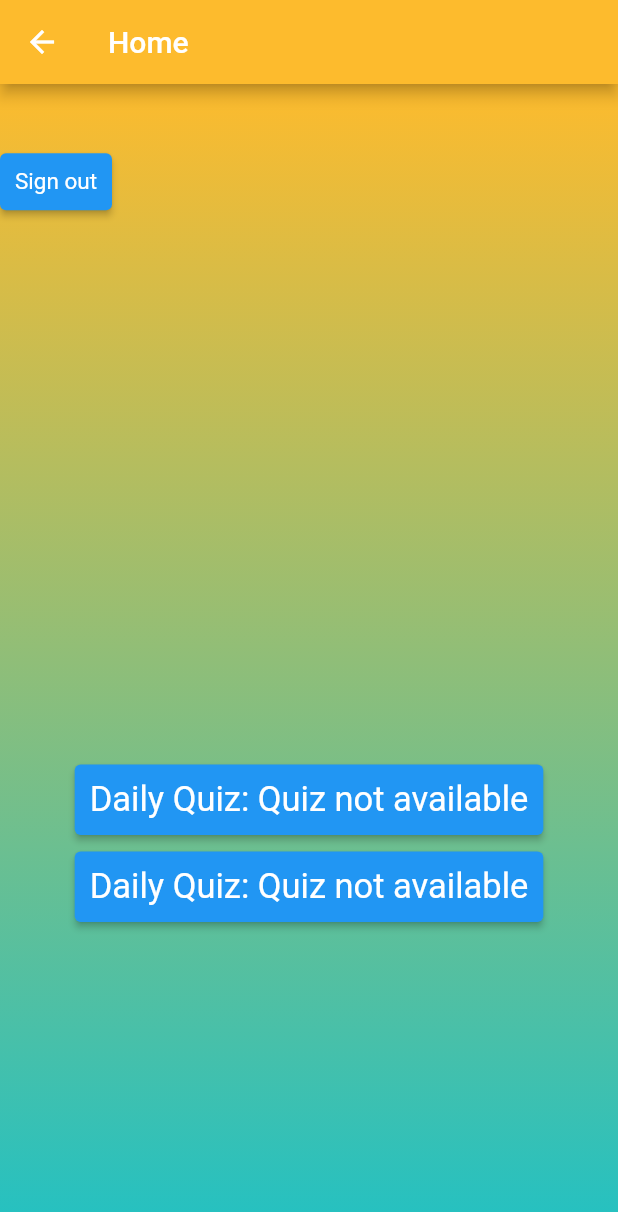
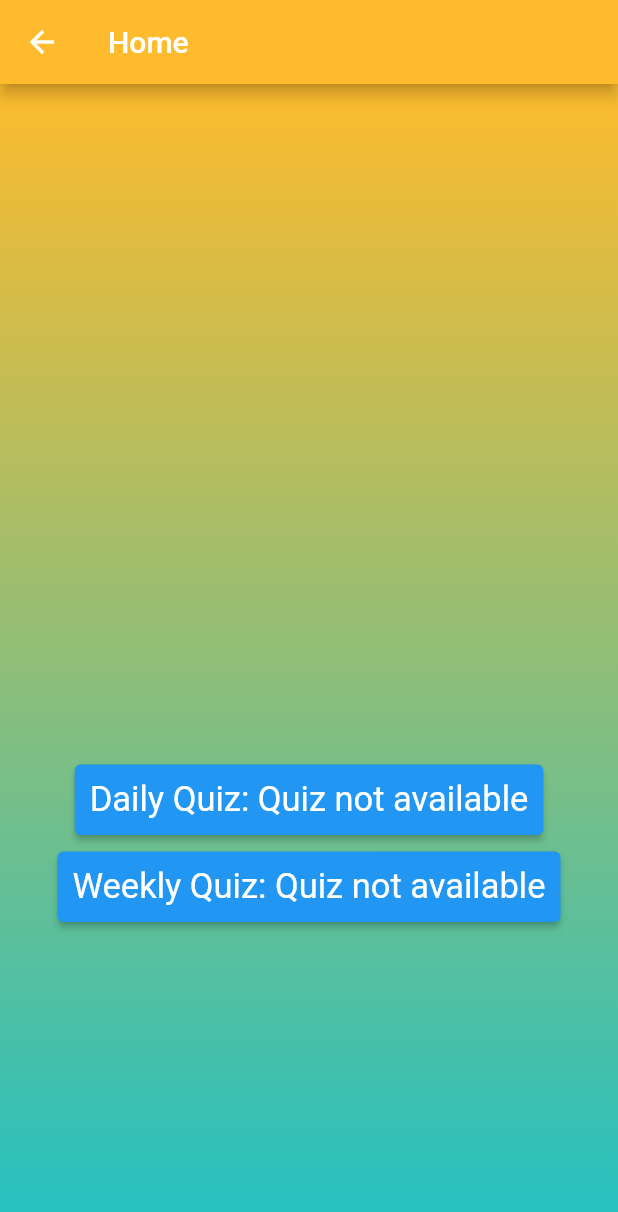
Before and after one commit to Kathurjan/elosystem, a Flutter app: the QuizSelection screen opened directly, on a phone screen of 412 x 824 dp. Shown: the top 1212 px of the screen. Run offline on Flutter 3.47's test engine with Material 2 defaults, Android fonts, the light colour scheme and no system bars; our stand-ins replace cloud_firestore, firebase_auth, firebase_core, firebase_storage, image_picker, qr_flutter; missing offline and left inert: qr_code_scanner; accounts and stored records are empty.

Commit message:
Bug fixing the student side

```diff
--- a/lib/screens/quizScreens/quizSelection.dart
+++ b/lib/screens/quizScreens/quizSelection.dart
@@ -26,6 +26,9 @@ class _QuizSelectionState extends State<QuizSelection> {
   Future<void> fetchDailyQuiz() async {
     dailyQuiz = await QuestionnaireService().getWeeklyOrDaily("dailyQuiz");
     weeklyQuiz = await QuestionnaireService().getWeeklyOrDaily("weeklyQuiz");
+
+    dailyQuiz ??= {"": "Quiz not available"};
+    weeklyQuiz ??= {"": "Quiz not available"};
   }
 
   Future<void> fetchSelectedQuestionaire(String uId) async {
@@ -55,6 +58,7 @@ class _QuizSelectionState extends State<QuizSelection> {
   Widget build(BuildContext context) {
     bool isDailyQuizAvailable = dailyQuiz != null;
     bool isWeeklyQuizAvailable = weeklyQuiz != null;
+
     return Scaffold(
       appBar: AppBar(
         title: Text('Home'),
@@ -82,8 +86,7 @@ class _QuizSelectionState extends State<QuizSelection> {
           padding: const EdgeInsets.only(left: 00.0, right: 00.0),
           child: FutureBuilder<String>(
             future: authService.getCurrentUserName(),
-                builder:
-                    (BuildContext context, AsyncSnapshot<String> snapshot) {
+            builder: (BuildContext context, AsyncSnapshot<String> snapshot) {
               if (snapshot.connectionState == ConnectionState.waiting) {
                 return const Center(
                   child: CircularProgressIndicator(),
@@ -93,26 +96,8 @@ class _QuizSelectionState extends State<QuizSelection> {
                   child: Text('Error: ${snapshot.error}'),
                 );
               } else {
-                    return Stack(children: <Widget>[
-                      Positioned(
-                        top: MediaQuery.of(context).size.height * 0.05,
-                        left: 0,
-                        child: signOutButton("Sign out", context, () async {
-                          AuthService authService = AuthService.instance();
-                          try {
-                            await authService.signOut();
-                            Navigator.push(
-                                context,
-                                SlideAnimationRoute(
-                                    child: const SignInScreen(),
-                                    slideRight: true));
-                          } catch (error) {
-                            print("Error signing out: $error");
-                            ScaffoldMessenger.of(context).showSnackBar(SnackBar(
-                                content: Text("Error signing out: $error")));
-                          }
-                        }),
-                      ),
+                return Stack(
+                  children: <Widget>[
                     Positioned(
                       top: MediaQuery.of(context).size.height * 0.55,
                       left: 0,
@@ -122,32 +107,30 @@ class _QuizSelectionState extends State<QuizSelection> {
                           IgnorePointer(
                             ignoring: !isDailyQuizAvailable,
                             child: RoutingButton(
-                                    "Daily Quiz: ${dailyQuiz != null
-                                            ? dailyQuiz!.values.first
-                                            : 'Quiz not available'}",
+                              "Daily Quiz: ${dailyQuiz != null ? dailyQuiz!.values.first : 'Quiz not available'}",
                               context,
-                                    () => navigateToQuizScreen(dailyQuiz!.keys.first)),
+                                  () => navigateToQuizScreen(dailyQuiz!.keys.last),
+                            ),
                           ),
                           const SizedBox(width: 10.0, height: 10.0),
                           IgnorePointer(
                             ignoring: !isWeeklyQuizAvailable,
                             child: RoutingButton(
-                                  "Daily Quiz: ${weeklyQuiz != null
-                                          ? weeklyQuiz!.values.first
-                                          : 'Quiz not available'}",
+                              "Weekly Quiz: ${weeklyQuiz != null ? weeklyQuiz!.values.first : 'Quiz not available'}",
                               context,
-                                  () => navigateToQuizScreen(
-                                      weeklyQuiz!.keys.first),
-                                  // Navigate to the screen after successful sign in
+                                  () => navigateToQuizScreen(weeklyQuiz!.keys.first),
                             ),
                           ),
-                              // RoutingButton("Quiz", "path"),
                         ],
-                          )),
-                    ]);
+                      ),
+                    ),
+                  ],
+                );
               }
             },
           ),
-            )));
+        ),
+      ),
+    );
   }
 }
```
Also changed, not shown: lib/screens/quizScreens/quizCreationScreen.dart (+13 -4 lines), lib/screens/quizScreens/quizScreen.dart (+43 -23 lines), lib/utils/fire_service/questionairService.dart (+31 -0 lines). Lines whose indentation alone changed are shown as unchanged.
